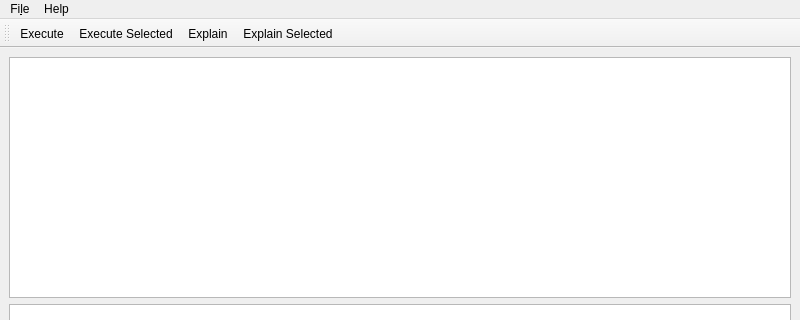
First picture: the form in patriciasql_main.ui, repository MaciekTalaska/PatriciaSQL, before the edit; both pictures show x 0 to 800 and y 0 to 320 of the 800 by 600 pixel window.
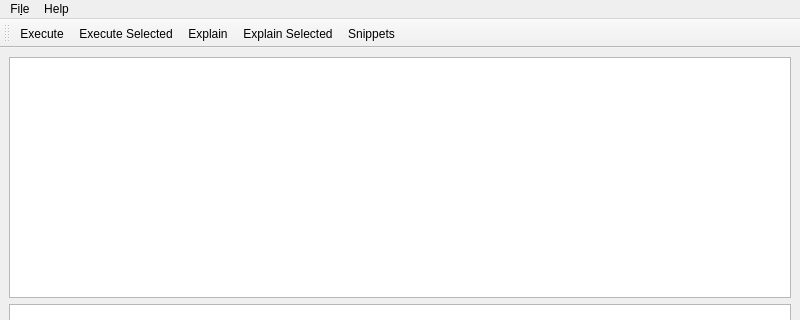
Second picture: the form after the edit. Icons and pictures are not drawn.

Commit message: snippets icon added

The edit to the form file:
```diff
--- a/patriciasql_main.ui
+++ b/patriciasql_main.ui
@@ -152,6 +152,7 @@
    <addaction name="actionExecute_selected"/>
    <addaction name="actionExplain"/>
    <addaction name="actionExplain_Selected"/>
+   <addaction name="actionSnippets"/>
   </widget>
   <action name="actionAbout">
    <property name="text">
@@ -231,6 +232,15 @@
     <string>Ctrl+Shift+E</string>
    </property>
   </action>
+  <action name="actionSnippets">
+   <property name="icon">
+    <iconset>
+     <normaloff>graphics/code-solid.svg</normaloff>graphics/code-solid.svg</iconset>
+   </property>
+   <property name="text">
+    <string>Snippets</string>
+   </property>
+  </action>
  </widget>
  <resources/>
  <connections/>
```
The commit also changes 1 other file.
